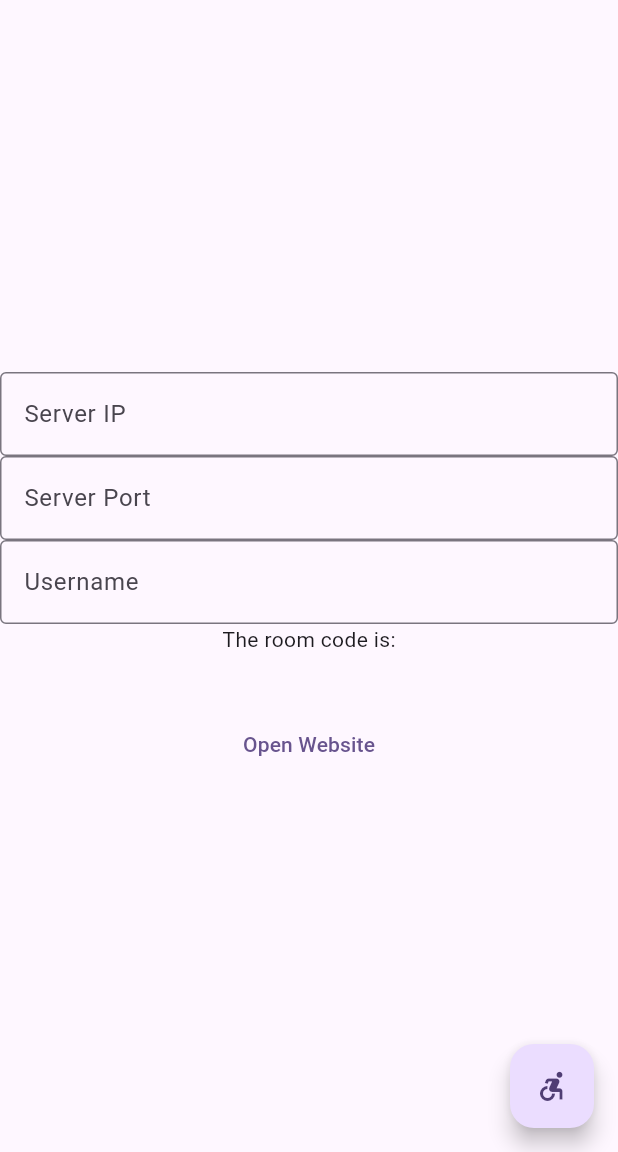
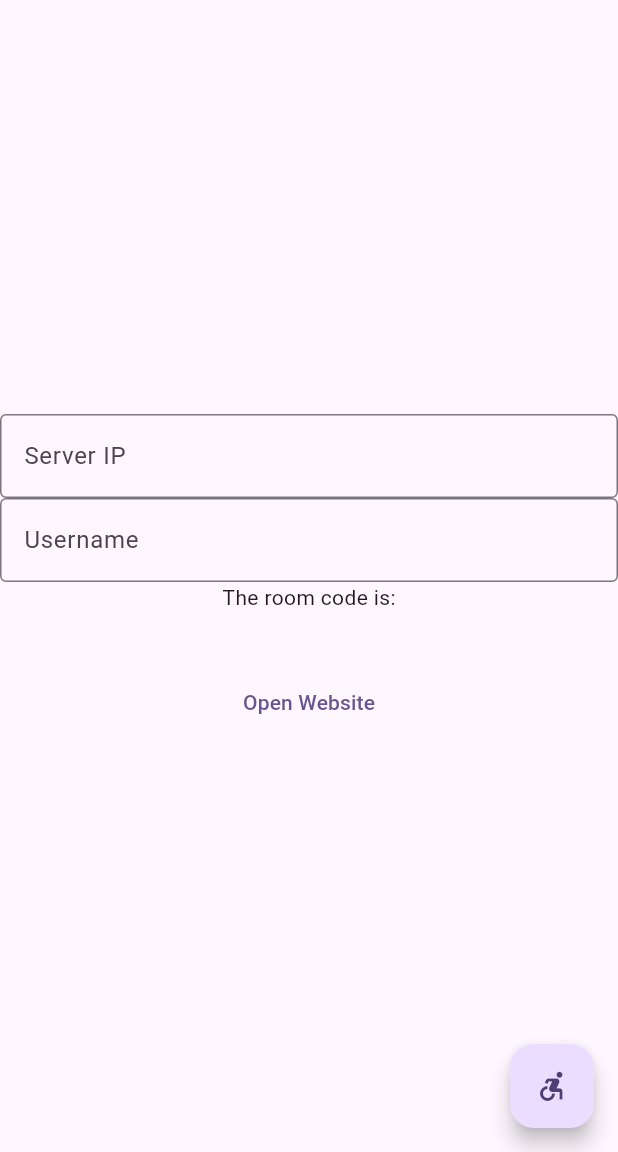
Before and after one commit to Nevenit/JackBoxAutoVIP, a Flutter app: the screen it shows after launch, on a phone screen of 412 x 824 dp, the part 84-1236 px from its top. Run offline on Flutter 3.47's test engine with Material 3 defaults, Android fonts, the phone set to English and light mode, and no system bars; missing offline and left inert: flutter_inappwebview, tcp_socket_connection.

Commit message:
Made port static

```diff
--- a/lib/main.dart
+++ b/lib/main.dart
@@ -39,14 +39,16 @@ class _MyHomePageState extends State<MyHomePage> {
   String username = "";
 
   String serverIp = "";
-  int serverPort = 0;
+  int serverPort = 38469;
 
   Timer? pingTimer;
   TcpSocketConnection? socketConnection;
 
   void messageReceived(String msg) {
     setState(() {
-      roomCode = msg;
+      if (msg != roomCode) {
+        roomCode = msg;
+      }
     });
   }
 
@@ -95,16 +97,6 @@ class _MyHomePageState extends State<MyHomePage> {
             TextField(
               decoration: const InputDecoration(
                 border: OutlineInputBorder(),
-                hintText: 'Server Port',
-              ),
-              onChanged: (text) {
-                //serverPort = int.parse(text);
-                serverPort = 6969;
-              },
-            ),
-            TextField(
-              decoration: const InputDecoration(
-                border: OutlineInputBorder(),
                 hintText: 'Username',
               ),
               onChanged: (text) {
```
